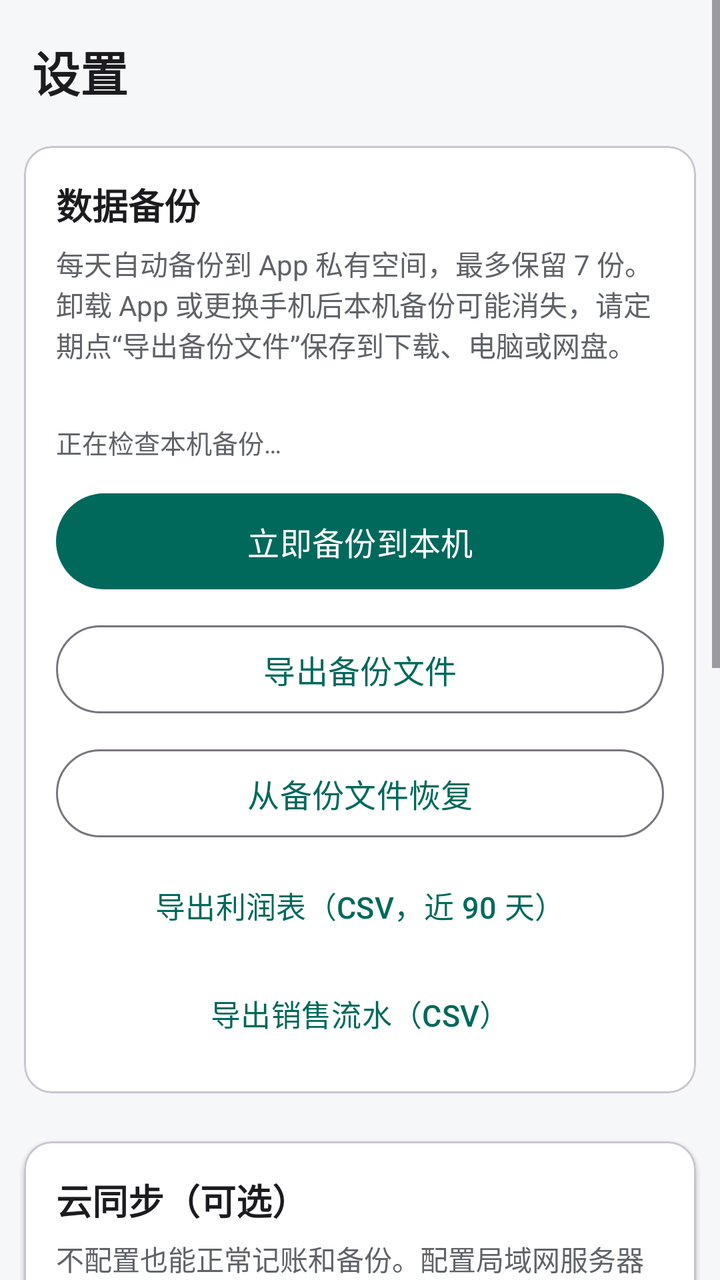
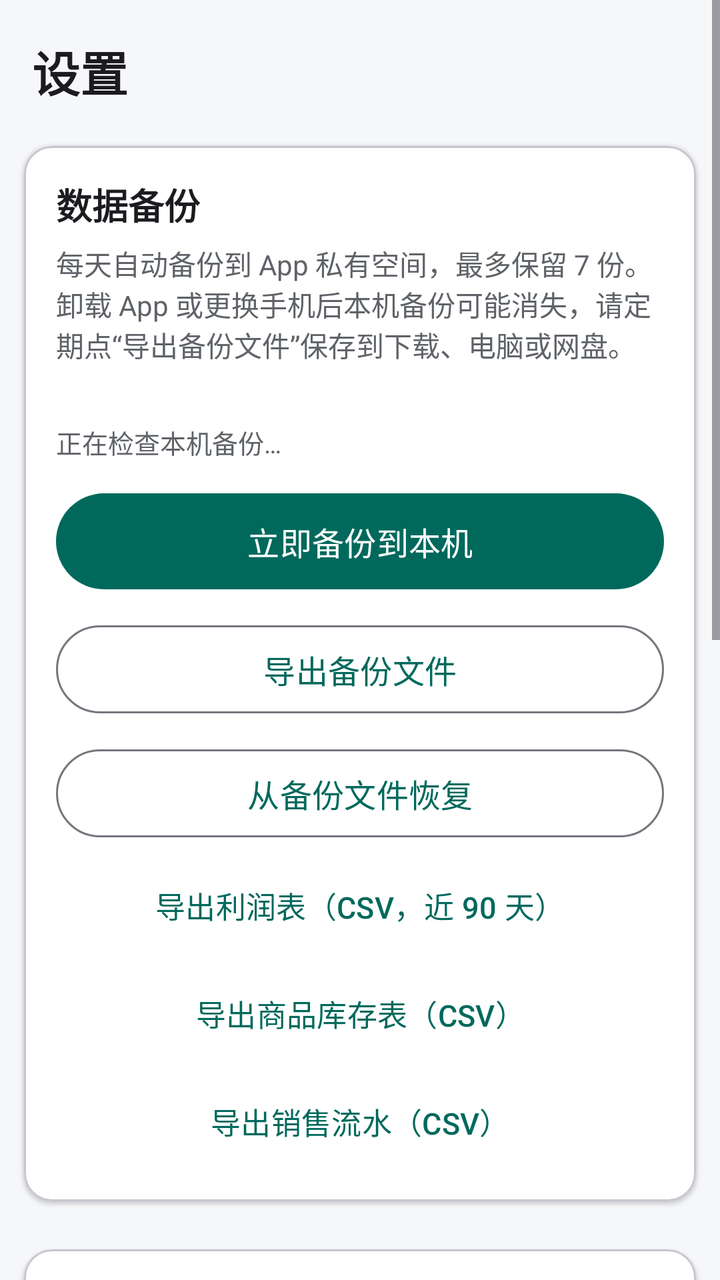

Before-and-after screenshots of an Android layout around one commit, followed by the original layout XML and the change that was made.
<!-- AndroidManifest.xml: application theme Theme.Accounting -->
<!-- res/layout/fragment_settings.xml -->
<?xml version="1.0" encoding="utf-8"?>
<ScrollView xmlns:android="http://schemas.android.com/apk/res/android"
    xmlns:app="http://schemas.android.com/apk/res-auto"
    android:layout_width="match_parent"
    android:layout_height="match_parent">

    <LinearLayout
        android:layout_width="match_parent"
        android:layout_height="wrap_content"
        android:orientation="vertical"
        android:paddingBottom="24dp">

        <TextView
            android:layout_width="match_parent"
            android:layout_height="wrap_content"
            android:paddingStart="16dp"
            android:paddingEnd="16dp"
            android:paddingTop="18dp"
            android:paddingBottom="8dp"
            android:text="@string/settings_title"
            android:textColor="@color/text_primary"
            android:textSize="24sp"
            android:textStyle="bold" />

        
        <com.google.android.material.card.MaterialCardView
            android:layout_width="match_parent"
            android:layout_height="wrap_content"
            android:layout_margin="12dp"
            app:cardBackgroundColor="@color/bg_card"
            app:cardCornerRadius="14dp"
            app:cardElevation="1dp">

            <LinearLayout
                android:layout_width="match_parent"
                android:layout_height="wrap_content"
                android:orientation="vertical"
                android:padding="16dp">

                <TextView
                    android:layout_width="wrap_content"
                    android:layout_height="wrap_content"
                    android:text="@string/backup_section"
                    android:textColor="@color/text_primary"
                    android:textSize="18sp"
                    android:textStyle="bold" />

                <TextView
                    android:layout_width="match_parent"
                    android:layout_height="wrap_content"
                    android:layout_marginTop="6dp"
                    android:text="@string/backup_auto_hint"
                    android:textColor="@color/text_secondary"
                    android:textSize="14sp" />

                <TextView
                    android:id="@+id/text_last_backup"
                    android:layout_width="match_parent"
                    android:layout_height="wrap_content"
                    android:layout_marginTop="6dp"
                    android:textColor="@color/text_primary"
                    android:textSize="14sp" />
                <TextView
                    android:id="@+id/text_backup_summary"
                    android:layout_width="match_parent"
                    android:layout_height="wrap_content"
                    android:layout_marginTop="4dp"
                    android:text="@string/backup_summary_loading"
                    android:textColor="@color/text_secondary"
                    android:textSize="13sp" />

                <com.google.android.material.button.MaterialButton
                    android:id="@+id/btn_backup_now"
                    android:layout_width="match_parent"
                    android:layout_height="56dp"
                    android:layout_marginTop="12dp"
                    android:text="@string/backup_now"
                    android:textSize="16sp" />

                <com.google.android.material.button.MaterialButton
                    android:id="@+id/btn_export_backup"
                    style="@style/Widget.Material3.Button.OutlinedButton"
                    android:layout_width="match_parent"
                    android:layout_height="52dp"
                    android:layout_marginTop="10dp"
                    android:text="@string/backup_export"
                    android:textSize="16sp" />

                <com.google.android.material.button.MaterialButton
                    android:id="@+id/btn_restore_backup"
                    style="@style/Widget.Material3.Button.OutlinedButton"
                    android:layout_width="match_parent"
                    android:layout_height="52dp"
                    android:layout_marginTop="10dp"
                    android:text="@string/backup_restore"
                    android:textSize="16sp" />

                <com.google.android.material.button.MaterialButton
                    android:id="@+id/btn_export_profit"
                    style="@style/Widget.Material3.Button.TextButton"
                    android:layout_width="match_parent"
                    android:layout_height="48dp"
                    android:layout_marginTop="6dp"
                    android:text="@string/profit_report_export"
                    android:textSize="15sp" />

                <com.google.android.material.button.MaterialButton
                    android:id="@+id/btn_export_csv"
                    style="@style/Widget.Material3.Button.TextButton"
                    android:layout_width="match_parent"
                    android:layout_height="48dp"
                    android:layout_marginTop="6dp"
                    android:text="@string/csv_export"
                    android:textSize="15sp" />
            </LinearLayout>
        </com.google.android.material.card.MaterialCardView>

        
        <com.google.android.material.card.MaterialCardView
            android:layout_width="match_parent"
            android:layout_height="wrap_content"
            android:layout_margin="12dp"
            app:cardBackgroundColor="@color/bg_card"
            app:cardCornerRadius="14dp"
            app:cardElevation="1dp">

            <LinearLayout
                android:layout_width="match_parent"
                android:layout_height="wrap_content"
                android:orientation="vertical"
                android:padding="16dp">

                <TextView
                    android:layout_width="wrap_content"
                    android:layout_height="wrap_content"
                    android:text="@string/sync_section"
                    android:textColor="@color/text_primary"
                    android:textSize="18sp"
                    android:textStyle="bold" />

                <TextView
                    android:layout_width="match_parent"
                    android:layout_height="wrap_content"
                    android:layout_marginTop="6dp"
                    android:text="@string/sync_hint"
                    android:textColor="@color/text_secondary"
                    android:textSize="14sp" />

                <com.google.android.material.textfield.TextInputLayout
                    android:layout_width="match_parent"
                    android:layout_height="wrap_content"
                    android:layout_marginTop="8dp"
                    android:hint="@string/sync_server_url">

                    <com.google.android.material.textfield.TextInputEditText
                        android:id="@+id/input_sync_url"
                        android:layout_width="match_parent"
                        android:layout_height="wrap_content"
                        android:inputType="textUri"
                        android:maxLines="1" />
                </com.google.android.material.textfield.TextInputLayout>

                <com.google.android.material.textfield.TextInputLayout
                    android:layout_width="match_parent"
                    android:layout_height="wrap_content"
                    android:layout_marginTop="8dp"
                    android:hint="@string/sync_server_key">

                    <com.google.android.material.textfield.TextInputEditText
                        android:id="@+id/input_sync_key"
                        android:layout_width="match_parent"
                        android:layout_height="wrap_content"
                        android:inputType="text"
                        android:maxLines="1" />
                </com.google.android.material.textfield.TextInputLayout>

                <LinearLayout
                    android:layout_width="match_parent"
                    android:layout_height="wrap_content"
                    android:orientation="horizontal"
                    android:layout_marginTop="10dp">

                    <com.google.android.material.button.MaterialButton
                        android:id="@+id/btn_sync_save"
                        style="@style/Widget.Material3.Button.OutlinedButton"
                        android:layout_width="0dp"
                        android:layout_height="52dp"
                        android:layout_weight="1"
                        android:layout_marginEnd="6dp"
                        android:text="@string/sync_save_config"
                        android:textSize="15sp" />

                    <com.google.android.material.button.MaterialButton
                        android:id="@+id/btn_sync_now"
                        android:layout_width="0dp"
                        android:layout_height="52dp"
                        android:layout_weight="1"
                        android:layout_marginStart="6dp"
                        android:text="@string/sync_now"
                        android:textSize="15sp" />
                </LinearLayout>

                <TextView
                    android:id="@+id/text_sync_status"
                    android:layout_width="match_parent"
                    android:layout_height="wrap_content"
                    android:layout_marginTop="8dp"
                    android:text="@string/sync_last_never"
                    android:textColor="@color/text_primary"
                    android:textSize="14sp" />
            </LinearLayout>
        </com.google.android.material.card.MaterialCardView>

        
        <com.google.android.material.card.MaterialCardView
            android:layout_width="match_parent"
            android:layout_height="wrap_content"
            android:layout_marginStart="12dp"
            android:layout_marginEnd="12dp"
            app:cardBackgroundColor="@color/bg_card"
            app:cardCornerRadius="14dp"
            app:cardElevation="1dp">

            <LinearLayout
                android:layout_width="match_parent"
                android:layout_height="wrap_content"
                android:orientation="vertical"
                android:padding="16dp">

                <TextView
                    android:layout_width="wrap_content"
                    android:layout_height="wrap_content"
                    android:text="@string/category_section"
                    android:textColor="@color/text_primary"
                    android:textSize="18sp"
                    android:textStyle="bold" />

                <com.google.android.material.button.MaterialButton
                    android:id="@+id/btn_category_manage"
                    style="@style/Widget.Material3.Button.OutlinedButton"
                    android:layout_width="match_parent"
                    android:layout_height="52dp"
                    android:layout_marginTop="10dp"
                    android:text="@string/category_manage"
                    android:textSize="16sp" />

                <com.google.android.material.button.MaterialButton
                    android:id="@+id/btn_add_widget"
                    style="@style/Widget.Material3.Button.TextButton"
                    android:layout_width="match_parent"
                    android:layout_height="48dp"
                    android:layout_marginTop="4dp"
                    android:text="@string/widget_add"
                    android:textSize="14sp" />
            </LinearLayout>
        </com.google.android.material.card.MaterialCardView>

        
        <com.google.android.material.card.MaterialCardView
            android:layout_width="match_parent"
            android:layout_height="wrap_content"
            android:layout_marginStart="12dp"
            android:layout_marginEnd="12dp"
            app:cardBackgroundColor="@color/bg_card"
            app:cardCornerRadius="14dp"
            app:cardElevation="1dp">

            <TextView
                android:layout_width="match_parent"
                android:layout_height="wrap_content"
                android:padding="16dp"
                android:text="@string/about_text"
                android:textColor="@color/text_secondary"
                android:textSize="14sp" />
        </com.google.android.material.card.MaterialCardView>

    </LinearLayout>
</ScrollView>
<!-- resources referenced by this layout -->
<resources>
  <color name="bg_card">#FFFFFF</color>
  <color name="text_primary">#1C1B1F</color>
  <color name="text_secondary">#5F6368</color>
  <string name="about_text">售货记账 · 本地离线记账软件\n数据保存在本机，定期自动备份，不联网也能记账。</string>
  <string name="backup_auto_hint">每天自动备份到 App 私有空间，最多保留 7 份。卸载 App 或更换手机后本机备份可能消失，请定期点“导出备份文件”保存到下载、电脑或网盘。</string>
  <string name="backup_export">导出备份文件</string>
  <string name="backup_now">立即备份到本机</string>
  <string name="backup_restore">从备份文件恢复</string>
  <string name="backup_section">数据备份</string>
  <string name="backup_summary_loading">正在检查本机备份…</string>
  <string name="category_manage">分类管理</string>
  <string name="category_section">商品分类</string>
  <string name="csv_export">导出销售流水（CSV）</string>
  <string name="profit_report_export">导出利润表（CSV，近 90 天）</string>
  <string name="settings_title">设置</string>
  <string name="sync_hint">不配置也能正常记账和备份。配置局域网服务器后，数据会自动增量同步（离线先记账，有网自动传）。</string>
  <string name="sync_last_never">从未同步（或未配置服务器）</string>
  <string name="sync_now">立即同步</string>
  <string name="sync_save_config">保存配置</string>
  <string name="sync_section">云同步（可选）</string>
  <string name="sync_server_key">访问密钥（与服务端 SYNC_KEY 一致）</string>
  <string name="sync_server_url">服务器地址（如 http://192.168.1.10:5080）</string>
  <string name="widget_add">添加桌面小组件（今日经营）</string>
  <style name="Theme.Accounting" parent="Theme.Material3.DayNight.NoActionBar">
          <item name="colorPrimary">@color/brand_primary</item>
          <item name="colorOnPrimary">#FFFFFF</item>
          <item name="colorPrimaryContainer">@color/brand_primary_light</item>
          <item name="android:colorBackground">@color/bg_page</item>
          <item name="android:statusBarColor">@color/brand_primary_dark</item>
      </style>
  <color name="brand_primary">#00695C</color>
  <color name="brand_primary_light">#B2DFDB</color>
  <color name="bg_page">#F6F7F8</color>
  <color name="brand_primary_dark">#004D40</color>
</resources>

<!-- the commit's change to res/layout/fragment_settings.xml (unified diff, before → after) -->
@@ -102,6 +102,15 @@
                     android:layout_height="48dp"
                     android:layout_marginTop="6dp"
                     android:text="@string/profit_report_export"
+                    android:textSize="15sp" />
+
+                <com.google.android.material.button.MaterialButton
+                    android:id="@+id/btn_export_inventory"
+                    style="@style/Widget.Material3.Button.TextButton"
+                    android:layout_width="match_parent"
+                    android:layout_height="48dp"
+                    android:layout_marginTop="6dp"
+                    android:text="@string/inventory_export"
                     android:textSize="15sp" />
 
                 <com.google.android.material.button.MaterialButton
<!-- resource entries referenced after the edit -->
@@ -13,6 +13,7 @@
   <string name="category_manage">分类管理</string>
   <string name="category_section">商品分类</string>
   <string name="csv_export">导出销售流水（CSV）</string>
+  <string name="inventory_export">导出商品库存表（CSV）</string>
   <string name="profit_report_export">导出利润表（CSV，近 90 天）</string>
   <string name="settings_title">设置</string>
   <string name="sync_hint">不配置也能正常记账和备份。配置局域网服务器后，数据会自动增量同步（离线先记账，有网自动传）。</string>
